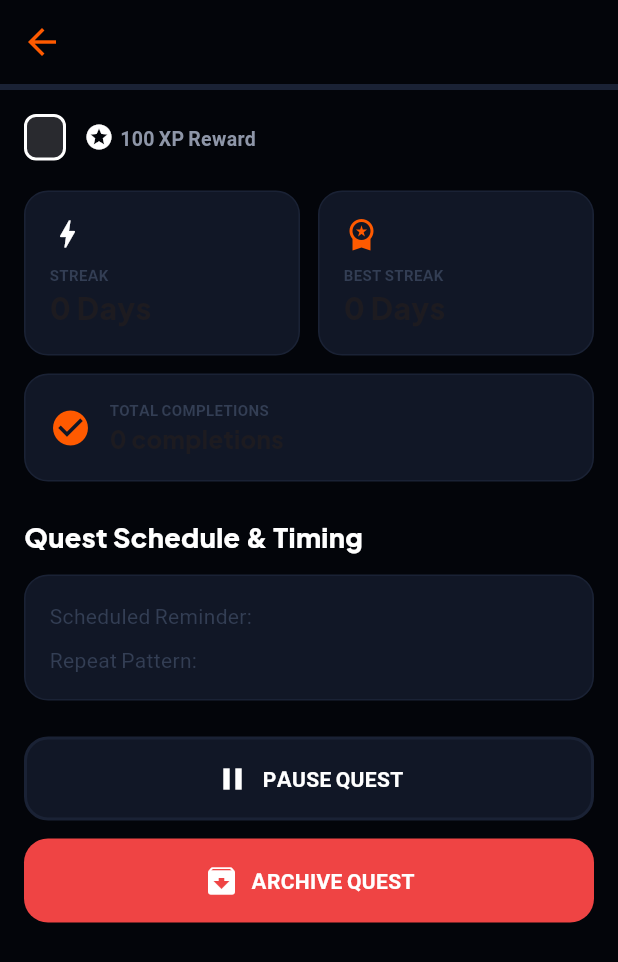
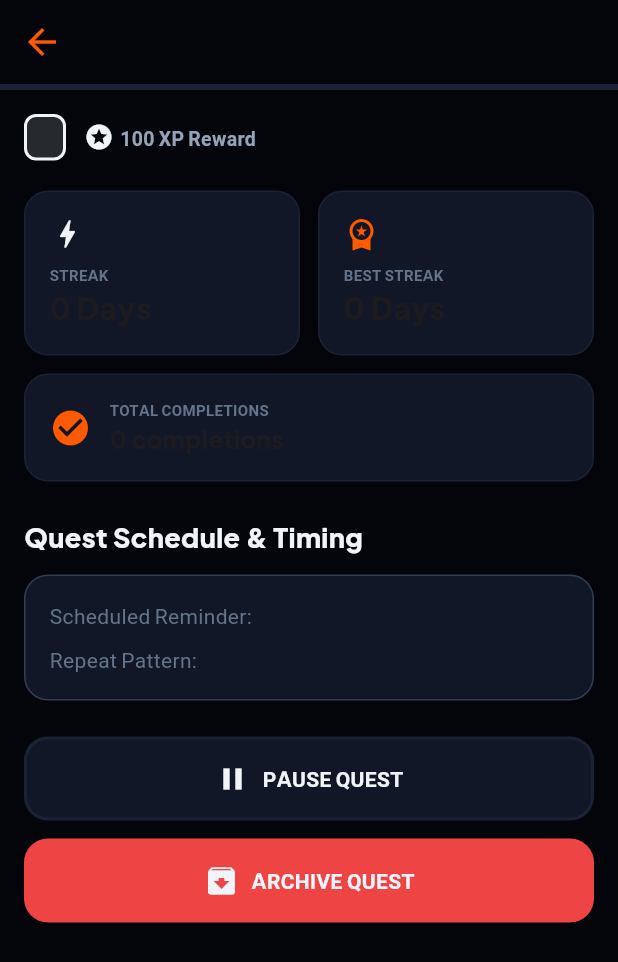
Before and after one commit to ermiyashenok/habit-tracker, a Flutter app: the QuestDetailScreen screen opened directly with empty values, on a phone screen of 412 x 824 dp. Shown: the top 962 px of the screen. Run offline on Flutter 3.47's test engine with Material 3 defaults, Android fonts, the phone set to English and light mode, and no system bars; our stand-ins replace google_fonts; network calls fail.

Commit message:
feat: update color palette for dark mode

```diff
--- a/maximize/lib/widgets/chunky_colors.dart
+++ b/maximize/lib/widgets/chunky_colors.dart
@@ -13,11 +13,11 @@ class ChunkyColors {
   static const Color surfaceContainerHighest = Color(0xFF1A2235); // Lighter blue-black
   static const Color surfaceCard = Color(0xFF111726);
 
-  static const Color outline = Color(0xFF333E54); // Blue-grey border
-  static const Color outlineVariant = Color(0xFF1A2235); // Subtle border
+  static const Color outline = Color(0xFF64748B); // Slate 500 (brighter for text labels)
+  static const Color outlineVariant = Color(0xFF333E54); // Subtle border
 
-  static const Color onSurface = Color(0xFFFFFFFF);
-  static const Color onSurfaceVariant = Color(0xFF8E96A8); // Cool grey text
+  static const Color onSurface = Color(0xFFF1F5F9); // Slate 100 (crisp, readable off-white)
+  static const Color onSurfaceVariant = Color(0xFF94A3B8); // Slate 400 (visible secondary text)
 
   // Adjusted secondary and tertiary to not clash with the dark professional look
   static const Color secondary = Color(0xFF3B82F6); // Professional Blue
```
